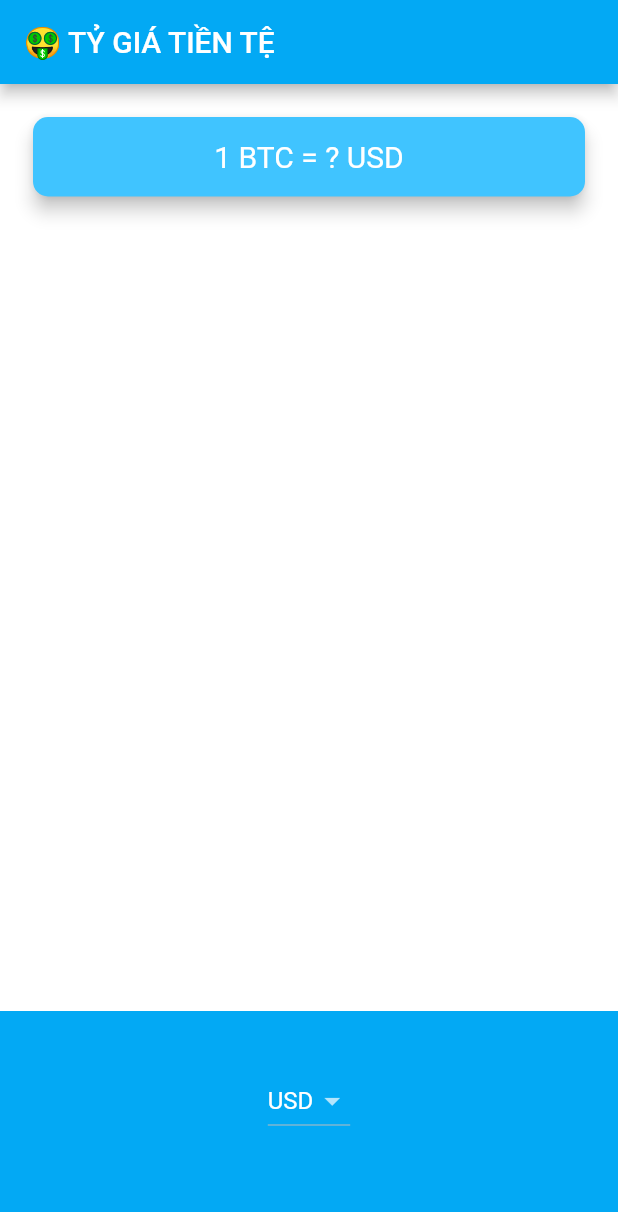
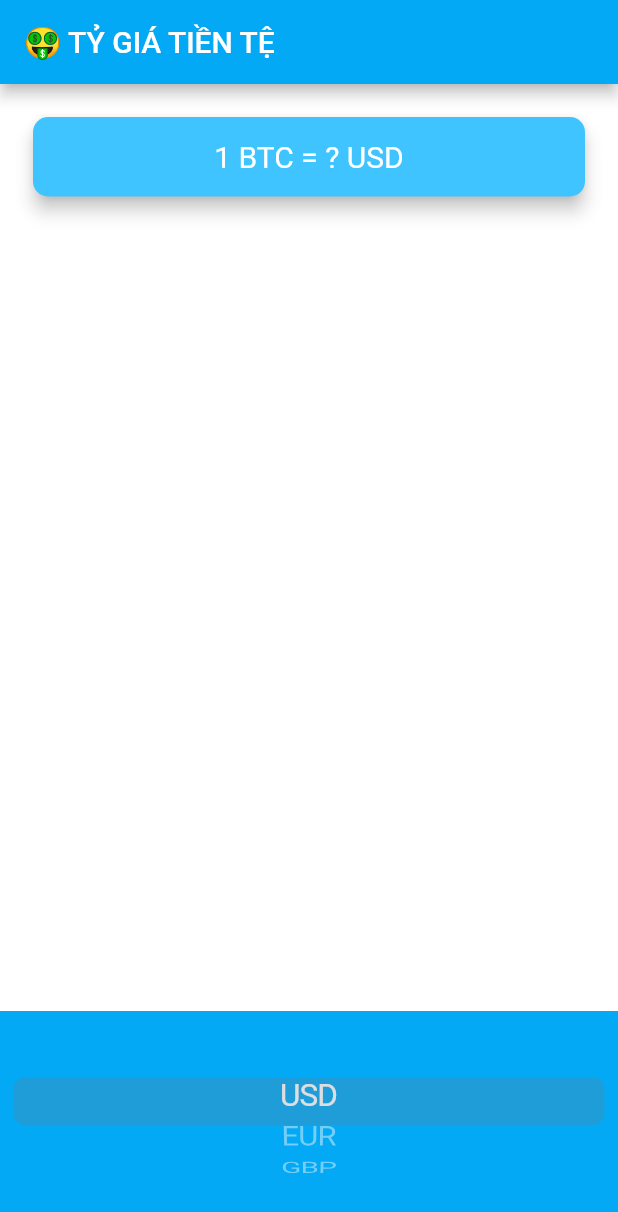
Before and after one commit to NguyenNgocVan279/Currency-Rates, a Flutter app: the screen it shows after launch, on a phone screen of 412 x 824 dp. Shown: the top 1212 px of the screen. Run offline on Flutter 3.47's test engine with Material 2 defaults, Android fonts, the phone set to English and light mode, and no system bars.

Commit message:
update currency

```diff
--- a/lib/price_screen.dart
+++ b/lib/price_screen.dart
@@ -1,4 +1,6 @@
 import 'package:flutter/material.dart';
+import 'package:flutter/cupertino.dart';
+import 'coin_data.dart';
 
 class PriceScreen extends StatefulWidget {
   @override
@@ -8,8 +10,24 @@ class PriceScreen extends StatefulWidget {
 class _PriceScreenState extends State<PriceScreen> {
   String selectedCurrency = 'USD';
 
+  List<DropdownMenuItem> getDropdownItems() {
+    List<DropdownMenuItem<String>> dropdownItems = [];
+
+    for (String currency in currenciesList) {
+      var newItem = DropdownMenuItem(
+        child: Text(currency),
+        value: currency,
+      );
+      dropdownItems.add(newItem);
+    }
+
+    return dropdownItems;
+  }
+
   @override
   Widget build(BuildContext context) {
+    getDropdownItems();
+
     return Scaffold(
       appBar: AppBar(
         title: Text('🤑 TỶ GIÁ TIỀN TỆ'),
@@ -44,30 +62,29 @@ class _PriceScreenState extends State<PriceScreen> {
             alignment: Alignment.center,
             padding: EdgeInsets.only(bottom: 30.0),
             color: Colors.lightBlue,
-            child: DropdownButton<String>(
-                value: selectedCurrency,
-                items: [
-                  DropdownMenuItem(
-                    child: Text('USD'),
-                    value: 'USD',
-                  ),
-                  DropdownMenuItem(
-                    child: Text('EUR'),
-                    value: 'EUR',
-                  ),
-                  DropdownMenuItem(
-                    child: Text('GBP'),
-                    value: 'GBP',
-                  )
-                ],
-                onChanged: (value) {
-                  setState(() {
-                    selectedCurrency = value;
-                  });
-                }),
+            child: CupertinoPicker(
+              itemExtent: 32.0,
+              onSelectedItemChanged: (selectedIndex) {
+                print(selectedIndex);
+              },
+              children: [
+                Text('USD'),
+                Text('EUR'),
+                Text('GBP'),
+              ],
+            ),
           ),
         ],
       ),
     );
   }
 }
+
+// DropdownButton<String>(
+// value: selectedCurrency,
+// items: getDropdownItems(),
+// onChanged: (value) {
+// setState(() {
+// selectedCurrency = value;
+// });
+// }),
```
